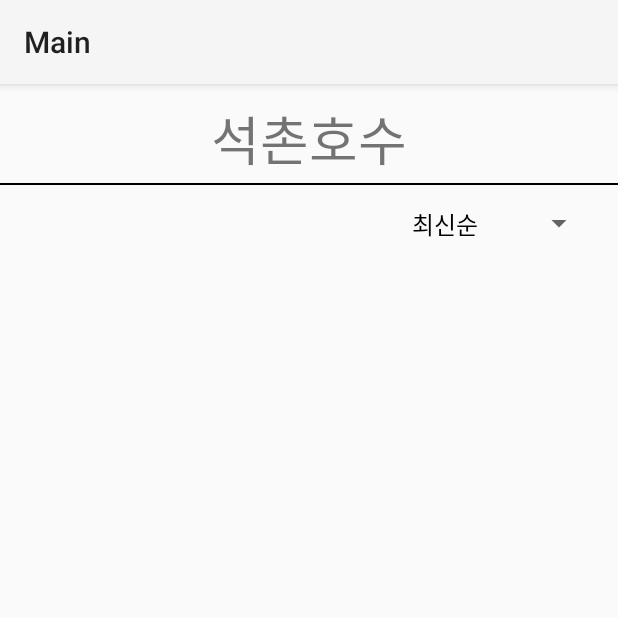
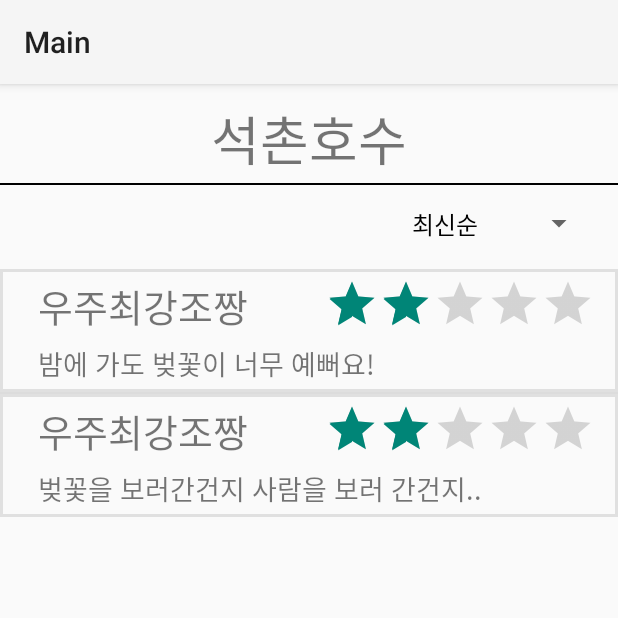
Before and after one commit to joo1yeon/Lovey-Dovey, an Android app: the fragment Date_Review placed in its activity, after a tap on "전체 리뷰 보기", on a phone screen of 412 x 824 dp, the top half of it. Run offline under Robolectric (Android 15) with nearby library versions, the phone set to English and light mode, and no system bars; 1 statement that could not run was skipped; 1 other tap on this screen came first.

Commit message:
전체리뷰 띄우기

```diff
--- a/app/src/main/java/com/example/main/AllReview.java
+++ b/app/src/main/java/com/example/main/AllReview.java
@@ -4,6 +4,8 @@
 import android.support.annotation.Nullable;
 import android.support.v7.app.AppCompatActivity;
 import android.util.Log;
+import android.view.View;
+import android.widget.AdapterView;
 import android.widget.ArrayAdapter;
 import android.widget.ListView;
 import android.widget.Spinner;
@@ -13,7 +15,6 @@
 public class AllReview extends AppCompatActivity {
 
     ListView listView;
-    DateReview_listViewAdapter adapter;
 
     @Override
     protected void onCreate(@Nullable Bundle savedInstanceState) {
@@ -34,10 +35,16 @@
         reviewAdapter = new ArrayAdapter(AllReview.this, android.R.layout.simple_spinner_dropdown_item, reviewList);
         spinner.setAdapter(reviewAdapter);
 
-        adapter = new DateReview_listViewAdapter();
+        listView = findViewById(R.id.listView);
+        listView.setAdapter(((Date_Review)Date_Review.context).adapter);
 
-        listView = findViewById(R.id.listView);
-        listView.setAdapter(adapter);
-        Log.d("list", listView + "");
+        spinner.setOnItemClickListener(new AdapterView.OnItemClickListener() {
+            @Override
+            public void onItemClick(AdapterView<?> parent, View view, int position, long id) {
+                if(position==1){
+
+                }
+            }
+        });
     }
 }
--- a/app/src/main/java/com/example/main/DateReview_listViewAdapter.java
+++ b/app/src/main/java/com/example/main/DateReview_listViewAdapter.java
@@ -15,9 +15,14 @@
 
 public class DateReview_listViewAdapter extends BaseAdapter {
 
-    public static RatingBar ratingbar;
+    public static Object context;
+    public int position;
+    public RatingBar ratingbar;
     ArrayList<DateReview_listViewItem> review_listItem = new ArrayList<DateReview_listViewItem>();
 
+    public DateReview_listViewAdapter(){
+        context=this;
+    }
     @Override
     public int getCount() {
         return review_listItem.size();
--- a/app/src/main/java/com/example/main/Date_Review.java
+++ b/app/src/main/java/com/example/main/Date_Review.java
@@ -1,6 +1,7 @@
 package com.example.main;
 
 import android.app.AlertDialog;
+import android.content.Context;
 import android.content.Intent;
 import android.media.Rating;
 import android.os.Bundle;
@@ -20,6 +21,7 @@
 import android.widget.Toast;
 
 public class Date_Review extends Fragment {
+
     public Date_Review() {
     }
 
@@ -29,21 +31,22 @@
     float ratingNum;
     ImageView add;
     ListView listView;
-    DateReview_listViewAdapter adapter;
+    public DateReview_listViewAdapter adapter;
+    public static Date_Review context;
 
     @Override
     @Nullable
     public View onCreateView(@NonNull LayoutInflater inflater, @Nullable ViewGroup container, @Nullable Bundle savedInstanceState) {
         final ConstraintLayout layout = (ConstraintLayout) inflater.inflate(R.layout.date_review, container, false);
+        context=this;
 
         adapter = new DateReview_listViewAdapter();
 
         listView = layout.findViewById(R.id.listView);
         listView.setAdapter(adapter);
-        Log.d("list1",adapter+"");
 
-        // adapter.addItem( 1,"밤에 가도 벚꽃이 너무 예뻐요!");
-        // adapter.addItem(1,"벚꽃을 보러간건지 사람을 보러 간건지..");
+         adapter.addItem( 1,"밤에 가도 벚꽃이 너무 예뻐요!");
+         adapter.addItem(2,"벚꽃을 보러간건지 사람을 보러 간건지..");
 
         review = layout.findViewById(R.id.review);
         add = layout.findViewById(R.id.add);
@@ -63,15 +66,15 @@
                 final AlertDialog _dig = dig.create();
                 final View digView = View.inflate(getContext(), R.layout.dialog_date_review, null);
 
+
                 OK = digView.findViewById(R.id.OK);
                 cancel = digView.findViewById(R.id.cancel);
-                _ratingbar = digView.findViewById(R.id.ratingBar);
+                _ratingbar = digView.findViewById(R.id._ratingBar);
 
                 _ratingbar.setOnRatingBarChangeListener(new RatingBar.OnRatingBarChangeListener() {
                     @Override
                     public void onRatingChanged(RatingBar ratingBar, float rating, boolean fromUser) {
                         ratingNum = _ratingbar.getRating();
-                        Log.d("list1",ratingNum+"");
 
                     }
                 });
@@ -84,7 +87,7 @@
                     public void onClick(View v) {
                         addText = digView.findViewById(R.id.addText);
                         String text = addText.getText().toString();
-                        adapter.addItem(ratingNum, text);
+                        adapter.addItem(ratingNum,text);
                         adapter.notifyDataSetChanged();
                         Toast.makeText(getContext(), "리뷰가 등록되었습니다.", Toast.LENGTH_SHORT).show();
                         _dig.dismiss();
--- a/app/src/main/res/layout/dialog_date_review.xml
+++ b/app/src/main/res/layout/dialog_date_review.xml
@@ -30,7 +30,7 @@
         app:layout_constraintTop_toBottomOf="@id/tvReview" />
 
     <RatingBar
-        android:id="@+id/ratingBar"
+        android:id="@+id/_ratingBar"
         style="?android:attr/ratingBarStyleIndicator"
         android:layout_width="wrap_content"
         android:layout_height="wrap_content"
```
